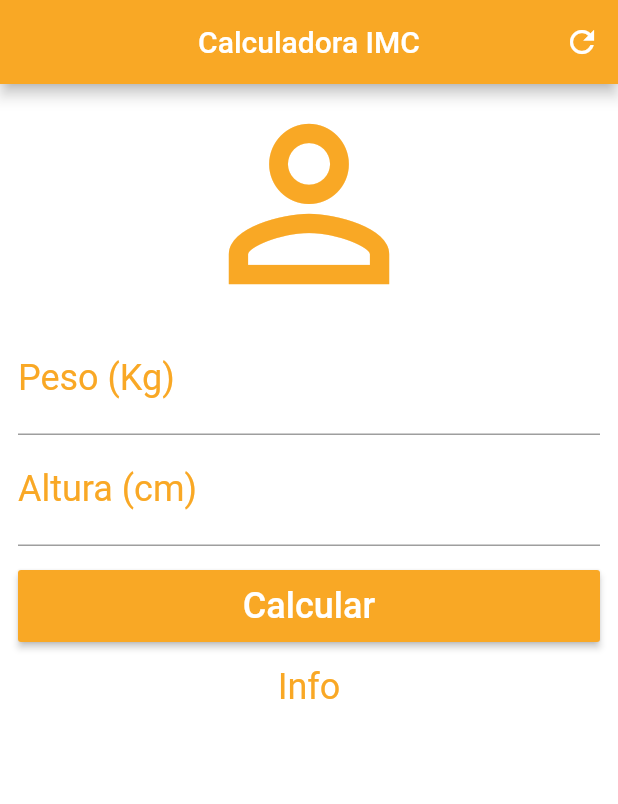
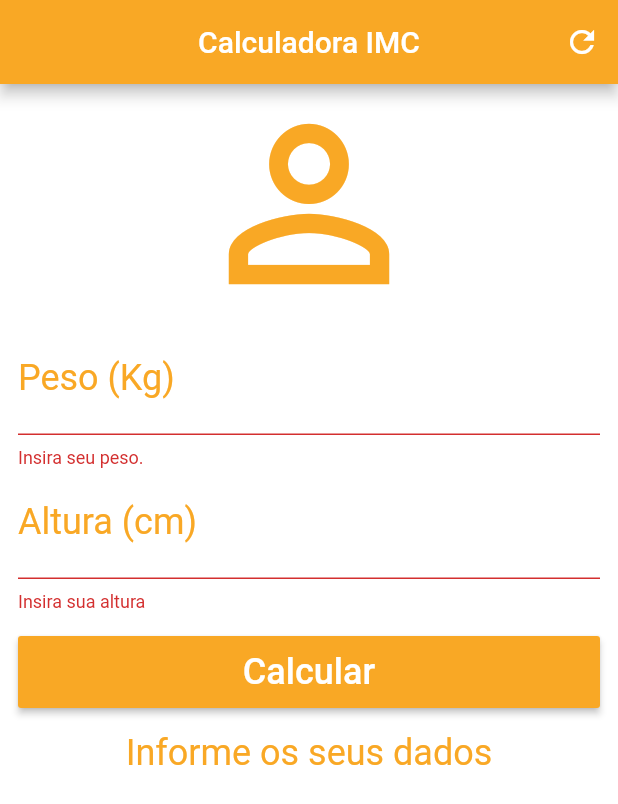
Before and after one commit to MayronSouza/calculo_imc_2, a Flutter app: the screen it shows after launch, after a tap on "Calcular", on a phone screen of 412 x 824 dp. Shown: the top 804 px of the screen. Run offline on Flutter 3.47's test engine with Material 2 defaults, Android fonts, the phone set to English and light mode, and no system bars.

Commit message:
Inserindo setState para quando recarregar a pagina, o texto abaixo do botao, tambem, recarregue. Inserindo a Column no widget Form para que possamos validar os campos do mesmo, informando ao usuarios quando os mesmos nao forem preenchidos

```diff
--- a/lib/main.dart
+++ b/lib/main.dart
@@ -15,6 +15,45 @@ class Home extends StatefulWidget {
 }
 
 class _HomeState extends State<Home> {
+  TextEditingController _weightController = TextEditingController();
+  TextEditingController _heightController = TextEditingController();
+
+  GlobalKey<FormState> _formKey = GlobalKey<FormState>();
+
+  String _infoText = 'Informe os seus dados';
+
+  void _resetFields() {
+    _weightController.text = '';
+    _heightController.text = '';
+
+    setState(() {
+      _infoText = 'Informe os seus dados';
+    });
+  }
+
+  void _calculate() {
+    setState(() {
+      double weight = double.parse(_weightController.text);
+      double height = double.parse(_heightController.text) / 100;
+
+      double imc = weight / (height * height);
+
+      if (imc < 18.6) {
+        _infoText = 'Abaixo do peso (${imc.toStringAsPrecision(3)})';
+      } else if (imc >= 18.6 && imc < 24.9) {
+        _infoText = 'Peso ideal (${imc.toStringAsPrecision(3)})';
+      } else if (imc >= 18.6 && imc < 24.9) {
+        _infoText = 'Levemente acima do peso (${imc.toStringAsPrecision(3)})';
+      } else if (imc >= 24.9 && imc < 29.9) {
+        _infoText = 'Obesidade grau I (${imc.toStringAsPrecision(3)})';
+      } else if (imc >= 29.9 && imc < 34.9) {
+        _infoText = 'Obesidade grau II (${imc.toStringAsPrecision(3)})';
+      } else if (imc >= 34.9 && imc < 39.9) {
+        _infoText = 'Obesidade grau III (${imc.toStringAsPrecision(3)})';
+      }
+    });
+  }
+
   @override
   Widget build(BuildContext context) {
     return Scaffold(
@@ -25,9 +64,7 @@ class _HomeState extends State<Home> {
         actions: <Widget>[
           IconButton(
             icon: Icon(Icons.refresh),
-            onPressed: () {
-              print('Hello people!!!');
-            },
+            onPressed: _resetFields,
           ),
         ],
       ),
@@ -37,6 +74,8 @@ class _HomeState extends State<Home> {
           left: 12.0,
           right: 12.0,
         ),
+        child: Form(
+          key: _formKey,
           child: Column(
             crossAxisAlignment: CrossAxisAlignment.stretch,
             children: <Widget>[
@@ -45,8 +84,14 @@ class _HomeState extends State<Home> {
                 size: 160.0,
                 color: Colors.yellow[800],
               ),
-            TextField(
+              TextFormField(
                 keyboardType: TextInputType.number,
+                controller: _weightController,
+                validator: (value) {
+                  if (value.isEmpty) {
+                    return 'Insira seu peso.';
+                  }
+                },
                 decoration: InputDecoration(
                   labelText: 'Peso (Kg)',
                   labelStyle: TextStyle(
@@ -59,8 +104,14 @@ class _HomeState extends State<Home> {
                   fontSize: 24.0,
                 ),
               ),
-            TextField(
+              TextFormField(
                 keyboardType: TextInputType.number,
+                controller: _heightController,
+                validator: (value) {
+                  if (value.isEmpty) {
+                    return 'Insira sua altura';
+                  }
+                },
                 decoration: InputDecoration(
                   labelText: 'Altura (cm)',
                   labelStyle: TextStyle(
@@ -81,7 +132,11 @@ class _HomeState extends State<Home> {
                 child: Container(
                   height: 48.0,
                   child: RaisedButton(
-                  onPressed: () {},
+                    onPressed: () {
+                      if (_formKey.currentState.validate()) {
+                        _calculate();
+                      }
+                    },
                     child: Text(
                       'Calcular',
                       style: TextStyle(
@@ -94,7 +149,7 @@ class _HomeState extends State<Home> {
                 ),
               ),
               Text(
-              'Info',
+                _infoText,
                 style: TextStyle(
                   color: Colors.yellow[800],
                   fontSize: 24.0,
@@ -104,6 +159,7 @@ class _HomeState extends State<Home> {
             ],
           ),
         ),
+      ),
     );
   }
 }
```
Lines whose indentation alone changed are shown as unchanged.
